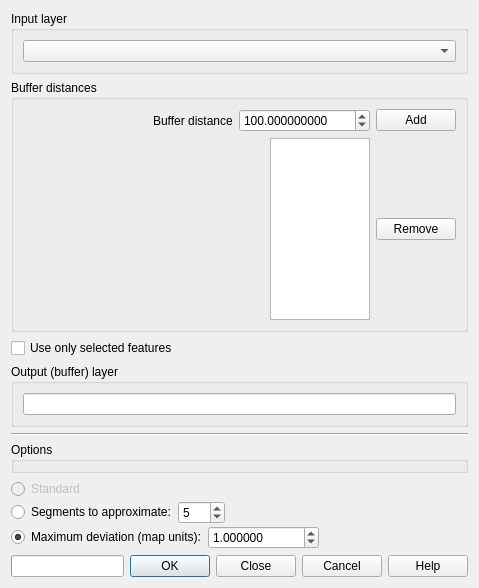
Above: ui_multidistancebuffer.ui from havatv/qgismultidistancebufferplugin before the change. Below: the same form after it.
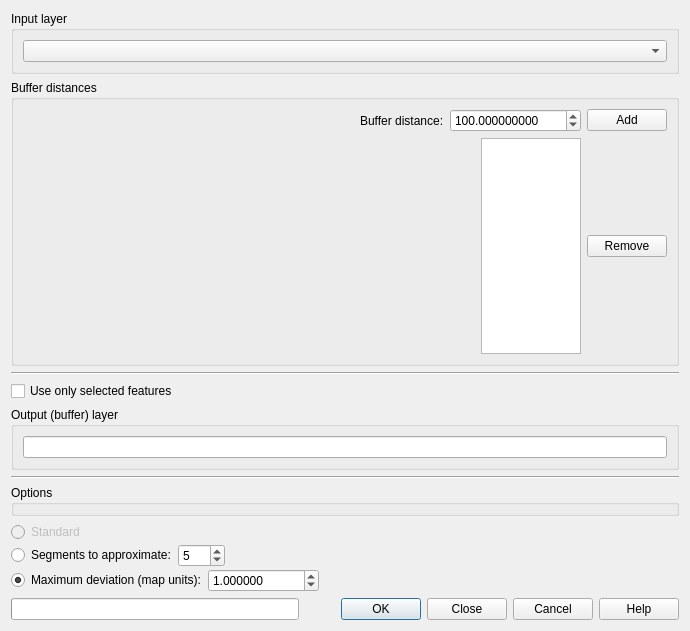
That is the form after the change.

The edit to the form file:
```diff
--- a/ui_multidistancebuffer.ui
+++ b/ui_multidistancebuffer.ui
@@ -6,8 +6,8 @@
    <rect>
     <x>0</x>
     <y>0</y>
-    <width>479</width>
-    <height>588</height>
+    <width>690</width>
+    <height>631</height>
    </rect>
   </property>
   <property name="windowTitle">
@@ -57,7 +57,7 @@
         <item>
          <widget class="QLabel" name="label_2">
           <property name="text">
-           <string>Buffer distance</string>
+           <string>Buffer distance:</string>
           </property>
          </widget>
         </item>
@@ -141,6 +141,13 @@
      </layout>
     </widget>
    </item>
+   <item>
+    <widget class="Line" name="line_2">
+     <property name="orientation">
+      <enum>Qt::Horizontal</enum>
+     </property>
+    </widget>
+   </item>
    <item>
     <widget class="QCheckBox" name="selectedOnlyCB">
      <property name="enabled">
```
Left out of the diff: 9 changed lines with no effect on the pictures.
